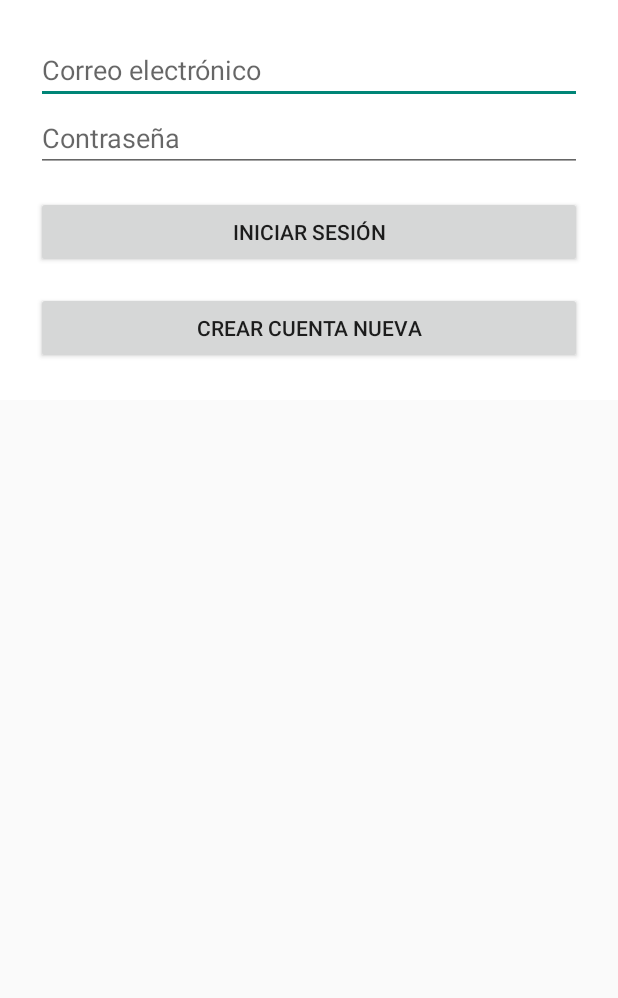
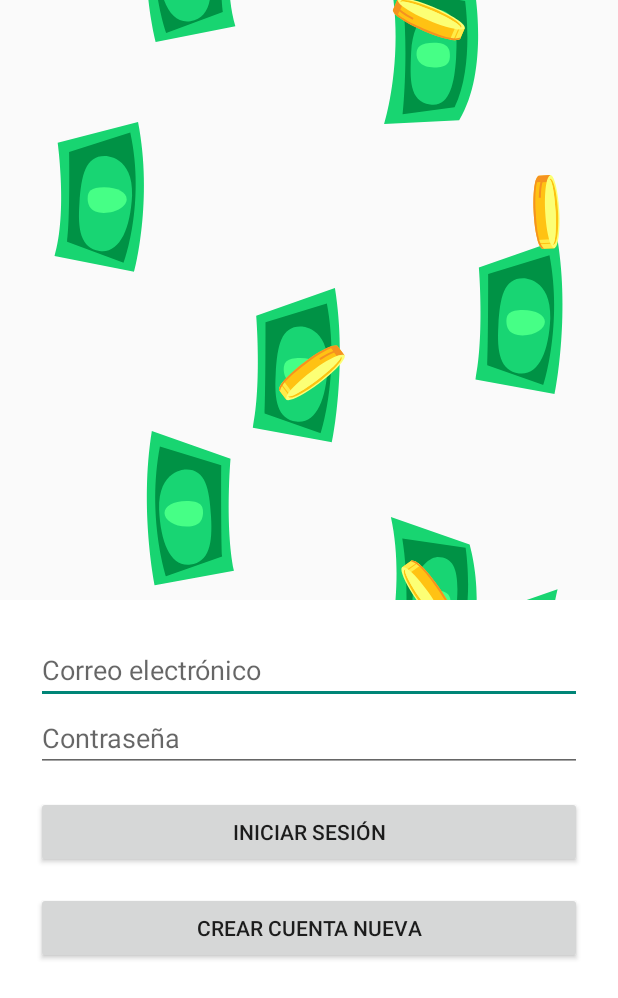
Before and after one commit to terealga22/misfinanzas, an Android app: the LoginActivity screen opened directly, with no data from a screen before it, after a tap on "INICIAR SESIÓN", on a phone screen of 412 x 824 dp. Shown: the top 998 px of the screen. Run offline under Robolectric (Android 15) with nearby library versions, the phone set to English and light mode, and no system bars; our stand-ins replace Firebase (no records; nobody signed in at launch, a user with empty details on screens opened directly); 1 statement that could not run was skipped.

Commit message:
errores arreglados, ya tenemos todo, vamos a ver si agregamos algo mas

```diff
--- a/app/src/main/java/com/ebc/misfinanzas/model/AppDatabase.kt
+++ b/app/src/main/java/com/ebc/misfinanzas/model/AppDatabase.kt
@@ -5,7 +5,7 @@ import androidx.room.Database
 import androidx.room.Room
 import androidx.room.RoomDatabase
 
-@Database(entities = [Movimiento::class], version = 3) // Aumenta la versión si hiciste cambios
+@Database(entities = [Movimiento::class], version = 4) // Aumenta la versión si hiciste cambios
 abstract class AppDatabase : RoomDatabase() {
     abstract fun movimientoDao(): MovimientoDao
 
--- a/app/src/main/java/com/ebc/misfinanzas/view/LoginActivity.kt
+++ b/app/src/main/java/com/ebc/misfinanzas/view/LoginActivity.kt
@@ -22,14 +22,14 @@ class LoginActivity : AppCompatActivity() {
 
         auth = FirebaseAuth.getInstance()
 
-        val emailInput = findViewById<EditText>(R.id.email_input)
-        val passwordInput = findViewById<EditText>(R.id.password_input)
+        val emailEditText = findViewById<EditText>(R.id.editTextEmail)
+        val passwordEditText = findViewById<EditText>(R.id.editTextPassword)
         val loginButton = findViewById<Button>(R.id.login_button)
         val goRegisterButton = findViewById<Button>(R.id.go_register_button)  // <- Aquí
 
         loginButton.setOnClickListener {
-            val email = emailInput.text.toString().trim()
-            val password = passwordInput.text.toString()
+            val email = emailEditText.text.toString()
+            val password = passwordEditText.text.toString()
 
             if(email.isEmpty() || password.isEmpty()) {
                 Toast.makeText(this, "Por favor, ingresa email y contraseña", Toast.LENGTH_SHORT).show()
--- a/app/src/main/res/layout/activity_login.xml
+++ b/app/src/main/res/layout/activity_login.xml
@@ -6,8 +6,8 @@
     <!-- Lottie animación en la parte superior -->
     <com.airbnb.lottie.LottieAnimationView
         android:id="@+id/lottieLogin"
-        android:layout_width="0dp"
-        android:layout_height="0dp"
+        android:layout_width="400dp"
+        android:layout_height="400dp"
         app:lottie_fileName="login.json"
         app:lottie_autoPlay="true"
         app:lottie_loop="true"
@@ -32,13 +32,13 @@
 
         <!-- Aquí tus campos de login -->
         <EditText
-            android:id="@+id/emailEditText"
+            android:id="@+id/editTextEmail"
             android:layout_width="match_parent"
             android:layout_height="wrap_content"
             android:hint="Correo electrónico"/>
 
         <EditText
-            android:id="@+id/passwordEditText"
+            android:id="@+id/editTextPassword"
             android:layout_width="match_parent"
             android:layout_height="wrap_content"
             android:hint="Contraseña"
```
